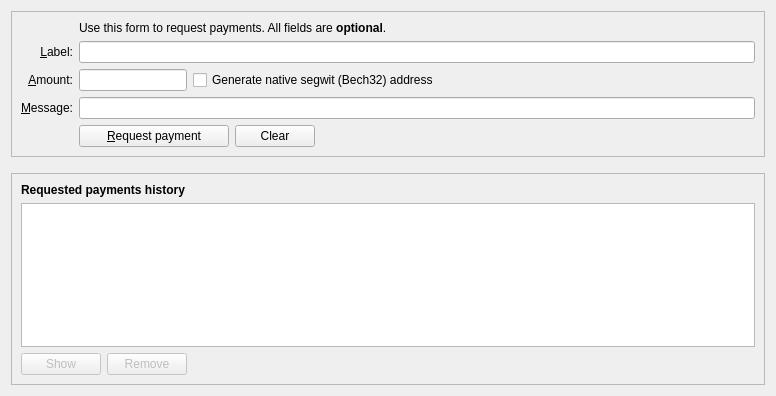
Before: the Qt Designer form src/qt/forms/receivecoinsdialog.ui in AokChain/AokChain, drawn with Qt 5.
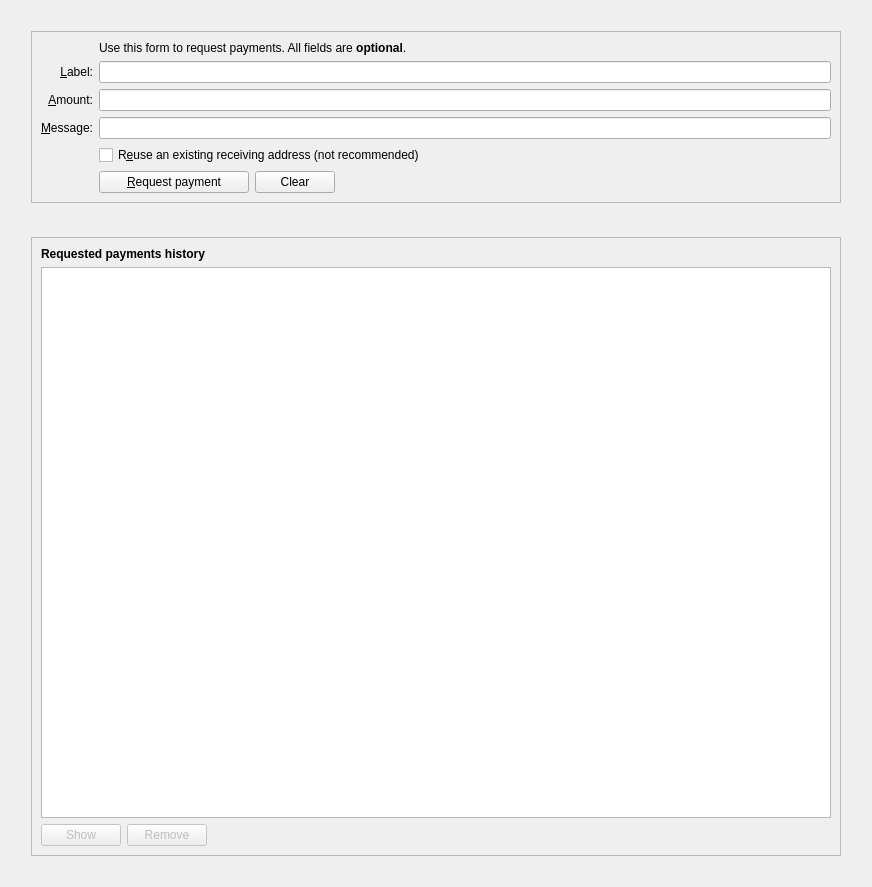
After: the same form once the commit is applied. Icons and pictures are not drawn. Custom widgets are drawn as their Qt base class.

Patch:
```diff
--- a/src/qt/forms/receivecoinsdialog.ui
+++ b/src/qt/forms/receivecoinsdialog.ui
@@ -6,15 +6,32 @@
    <rect>
     <x>0</x>
     <y>0</y>
-    <width>776</width>
-    <height>396</height>
+    <width>872</width>
+    <height>887</height>
    </rect>
   </property>
-  <layout class="QVBoxLayout" name="verticalLayout" stretch="0,0,1">
+  <layout class="QVBoxLayout" name="verticalLayout" stretch="0">
+   <item>
+    <layout class="QVBoxLayout" name="verticalLayout_5">
+     <property name="spacing">
+      <number>34</number>
+     </property>
+     <property name="leftMargin">
+      <number>20</number>
+     </property>
+     <property name="topMargin">
+      <number>20</number>
+     </property>
+     <property name="rightMargin">
+      <number>20</number>
+     </property>
+     <property name="bottomMargin">
+      <number>20</number>
+     </property>
    <item>
     <widget class="QFrame" name="frame2">
      <property name="sizePolicy">
-      <sizepolicy hsizetype="Preferred" vsizetype="Expanding">
+        <sizepolicy hsizetype="Preferred" vsizetype="Fixed">
        <horstretch>0</horstretch>
        <verstretch>0</verstretch>
       </sizepolicy>
@@ -28,19 +45,20 @@
      <layout class="QVBoxLayout" name="verticalLayout_3">
       <item>
        <layout class="QGridLayout" name="gridLayout">
-        <item row="5" column="0">
-         <widget class="QLabel" name="label">
+          <item row="7" column="2">
+           <widget class="QCheckBox" name="reuseAddress">
           <property name="toolTip">
-           <string>An optional amount to request. Leave this empty or zero to not request a specific amount.</string>
+             <string>Reuse one of the previously used receiving addresses. Reusing addresses has security and privacy issues. Do not use this unless re-generating a payment request made before.</string>
           </property>
           <property name="text">
-           <string>&amp;Amount:</string>
-          </property>
-          <property name="alignment">
-           <set>Qt::AlignRight|Qt::AlignTrailing|Qt::AlignVCenter</set>
-          </property>
-          <property name="buddy">
-           <cstring>reqAmount</cstring>
+             <string>R&amp;euse an existing receiving address (not recommended)</string>
+            </property>
+           </widget>
+          </item>
+          <item row="7" column="0">
+           <widget class="QLabel" name="label_4">
+            <property name="text">
+             <string/>
           </property>
          </widget>
         </item>
@@ -67,6 +85,13 @@
           </property>
          </widget>
         </item>
+          <item row="6" column="2">
+           <widget class="QLineEdit" name="reqMessage">
+            <property name="toolTip">
+             <string>An optional message to attach to the payment request, which will be displayed when the request is opened. Note: The message will not be sent with the payment over the AokChain network.</string>
+            </property>
+           </widget>
+          </item>
         <item row="2" column="2">
          <widget class="QLabel" name="label_5">
           <property name="text">
@@ -90,14 +115,36 @@
           </property>
          </widget>
         </item>
-        <item row="6" column="2">
-         <widget class="QLineEdit" name="reqMessage">
+          <item row="5" column="0">
+           <widget class="QLabel" name="label">
           <property name="toolTip">
-           <string>An optional message to attach to the payment request, which will be displayed when the request is opened. Note: The message will not be sent with the payment over the AokChain network.</string>
-          </property>
-         </widget>
-        </item>
-        <item row="7" column="2">
+             <string>An optional amount to request. Leave this empty or zero to not request a specific amount.</string>
+            </property>
+            <property name="text">
+             <string>&amp;Amount:</string>
+            </property>
+            <property name="alignment">
+             <set>Qt::AlignRight|Qt::AlignTrailing|Qt::AlignVCenter</set>
+            </property>
+            <property name="buddy">
+             <cstring>reqAmount</cstring>
+            </property>
+           </widget>
+          </item>
+          <item row="5" column="2">
+           <widget class="AokChainAmountField" name="reqAmount">
+            <property name="minimumSize">
+             <size>
+              <width>80</width>
+              <height>0</height>
+             </size>
+            </property>
+            <property name="toolTip">
+             <string>An optional amount to request. Leave this empty or zero to not request a specific amount.</string>
+            </property>
+           </widget>
+          </item>
+          <item row="8" column="2">
          <layout class="QHBoxLayout" name="horizontalLayout">
           <item>
            <widget class="QPushButton" name="receiveButton">
@@ -154,98 +201,18 @@
           </item>
          </layout>
         </item>
-        <item row="7" column="0">
+          <item row="8" column="0">
          <widget class="QLabel" name="label_7">
           <property name="text">
            <string/>
           </property>
          </widget>
         </item>
-        <item row="5" column="2">
-         <layout class="QHBoxLayout" name="horizontalLayout_6">
-          <item>
-           <widget class="AokChainAmountField" name="reqAmount">
-            <property name="sizePolicy">
-             <sizepolicy hsizetype="Fixed" vsizetype="Fixed">
-              <horstretch>0</horstretch>
-              <verstretch>0</verstretch>
-             </sizepolicy>
-            </property>
-            <property name="minimumSize">
-             <size>
-              <width>80</width>
-              <height>0</height>
-             </size>
-            </property>
-            <property name="maximumSize">
-             <size>
-              <width>1000</width>
-              <height>100</height>
-             </size>
-            </property>
-            <property name="toolTip">
-             <string>An optional amount to request. Leave this empty or zero to not request a specific amount.</string>
-            </property>
-           </widget>
-          </item>
-          <item>
-           <widget class="QCheckBox" name="useBech32">
-            <property name="sizePolicy">
-             <sizepolicy hsizetype="Fixed" vsizetype="Fixed">
-              <horstretch>0</horstretch>
-              <verstretch>0</verstretch>
-             </sizepolicy>
-            </property>
-            <property name="maximumSize">
-             <size>
-              <width>1000</width>
-              <height>16777215</height>
-             </size>
-            </property>
-            <property name="focusPolicy">
-             <enum>Qt::StrongFocus</enum>
-            </property>
-            <property name="toolTip">
-             <string>Native segwit addresses (aka Bech32 or BIP-173) reduce your transaction fees later on and offer better protection against typos, but old wallets don't support them. When unchecked, an address compatible with older wallets will be created instead.</string>
-            </property>
-            <property name="text">
-             <string>Generate native segwit (Bech32) address</string>
-            </property>
-           </widget>
-          </item>
-          <item>
-           <spacer name="horizontalSpacer_3">
-            <property name="orientation">
-             <enum>Qt::Horizontal</enum>
-            </property>
-            <property name="sizeHint" stdset="0">
-             <size>
-              <width>0</width>
-              <height>0</height>
-             </size>
-            </property>
-           </spacer>
-          </item>
          </layout>
         </item>
        </layout>
-      </item>
-     </layout>
-    </widget>
-   </item>
-   <item>
-    <spacer name="verticalSpacer_2">
-     <property name="orientation">
-      <enum>Qt::Vertical</enum>
-     </property>
-     <property name="sizeHint" stdset="0">
-      <size>
-       <width>20</width>
-       <height>10</height>
-      </size>
-     </property>
-    </spacer>
-   </item>
+      </widget>
+     </item>
    <item>
     <widget class="QFrame" name="frame">
      <property name="sizePolicy">
@@ -348,6 +315,8 @@
     </widget>
    </item>
   </layout>
+   </item>
+  </layout>
  </widget>
  <customwidgets>
   <customwidget>
```
Left out of the diff: 4 changed lines with no effect on the pictures. Lines whose indentation alone changed are shown as unchanged.
